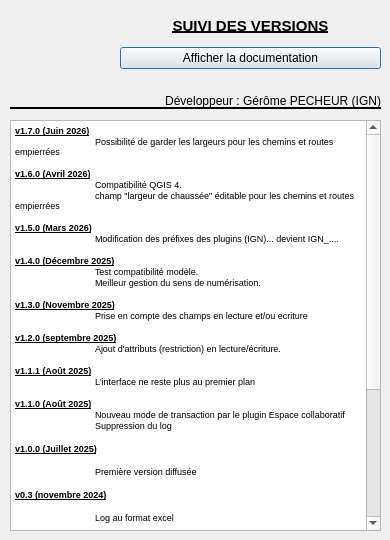
Above: aproposde.ui from IGNF/assistant-route-qgis-plugin before the change. Below: the same form after it.
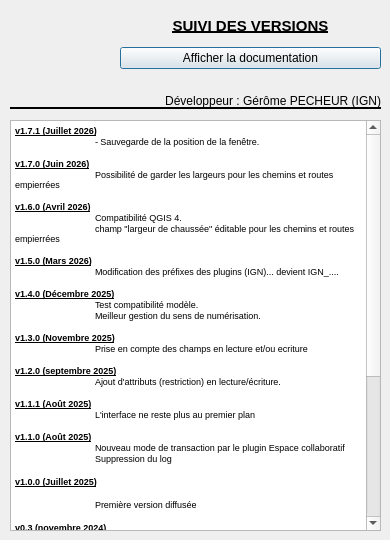
That is the form after the change. Icons and pictures are not drawn.

Diff of the .ui file:
```diff
--- a/aproposde.ui
+++ b/aproposde.ui
@@ -100,6 +100,9 @@
 &lt;html&gt;&lt;head&gt;&lt;meta name=&quot;qrichtext&quot; content=&quot;1&quot; /&gt;&lt;style type=&quot;text/css&quot;&gt;
 p, li { white-space: pre-wrap; }
 &lt;/style&gt;&lt;/head&gt;&lt;body style=&quot; font-family:'MS Shell Dlg 2'; font-size:8.25pt; font-weight:400; font-style:normal;&quot;&gt;
+&lt;p style=&quot; margin-top:0px; margin-bottom:0px; margin-left:0px; margin-right:0px; -qt-block-indent:0; text-indent:0px;&quot;&gt;&lt;span style=&quot; font-size:7pt; font-weight:600; text-decoration: underline;&quot;&gt;v1.7.1 (Juillet 2026)&lt;/span&gt;&lt;/p&gt;
+&lt;p style=&quot; margin-top:0px; margin-bottom:0px; margin-left:0px; margin-right:0px; -qt-block-indent:0; text-indent:0px;&quot;&gt;&lt;span style=&quot; font-size:7pt;&quot;&gt;	- Sauvegarde de la position de la fenêtre.&lt;/span&gt;&lt;/p&gt;
+&lt;p style=&quot;-qt-paragraph-type:empty; margin-top:0px; margin-bottom:0px; margin-left:0px; margin-right:0px; -qt-block-indent:0; text-indent:0px; font-size:7pt;&quot;&gt;&lt;br /&gt;&lt;/p&gt;
 &lt;p style=&quot; margin-top:0px; margin-bottom:0px; margin-left:0px; margin-right:0px; -qt-block-indent:0; text-indent:0px;&quot;&gt;&lt;span style=&quot; font-size:7pt; font-weight:600; text-decoration: underline;&quot;&gt;v1.7.0 (Juin 2026)&lt;/span&gt;&lt;/p&gt;
 &lt;p style=&quot; margin-top:0px; margin-bottom:0px; margin-left:0px; margin-right:0px; -qt-block-indent:0; text-indent:0px;&quot;&gt;&lt;span style=&quot; font-size:7pt;&quot;&gt;	Possibilité de garder les largeurs pour les chemins et routes empierrées&lt;/span&gt;&lt;/p&gt;
 &lt;p style=&quot;-qt-paragraph-type:empty; margin-top:0px; margin-bottom:0px; margin-left:0px; margin-right:0px; -qt-block-indent:0; text-indent:0px; font-size:7pt;&quot;&gt;&lt;br /&gt;&lt;/p&gt;
```
